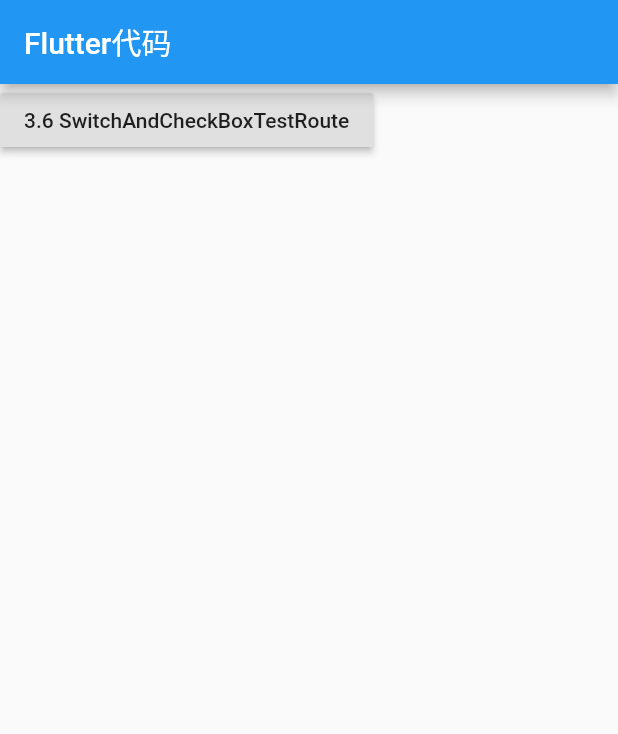
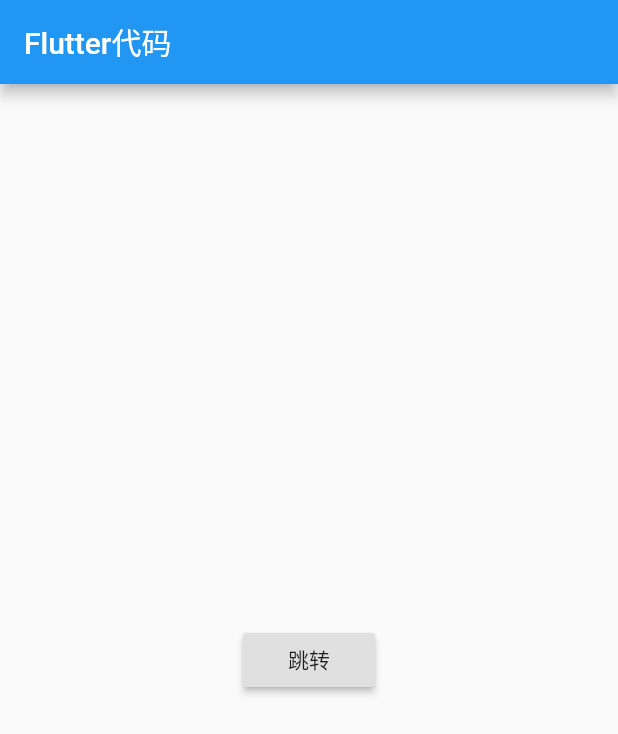
Before and after one commit to zhangrunhao/first_flutter_app, a Flutter app: the screen it shows after launch, on a phone screen of 412 x 824 dp. Shown: the top 734 px of the screen. Run offline on Flutter 3.47's test engine with Material 2 defaults, Android fonts, the phone set to English and light mode, and no system bars.

Commit message:
study 3.7 TextField

```diff
--- a/lib/main.dart
+++ b/lib/main.dart
@@ -1,5 +1,6 @@
 import 'package:flutter/material.dart';
-import 'package:first_flutter_app/3/3.6.dart';
+// import 'package:first_flutter_app/3/3.6.dart';
+import 'package:first_flutter_app/3/3.7.dart';
 
 void main(List<String> args) {
   runApp(MyApp());
@@ -18,21 +19,19 @@ class HomeScreen extends StatelessWidget {
       appBar: AppBar(
         title: Text('Flutter代码'),
       ),
-      body: Column(
-        children:[
-          RaisedButton(
-            child: Text('3.6 SwitchAndCheckBoxTestRoute'),
+      body: Center(
+        child: RaisedButton(
+          child: Text('跳转'),
           onPressed: () {
             Navigator.push(
               context,
               MaterialPageRoute(
-                  builder: (context) => SwitchAndCheckBoxTestRoute()
+                builder: (context) => TextFieldAndFormRoute()
               )
             );
           },
         ),
-        ]
-      ),
+      )
     );
   }
 }
```
Also changed, not shown: lib/3/3.7.dart (added, +62 -0 lines). Lines whose indentation alone changed are shown as unchanged.
